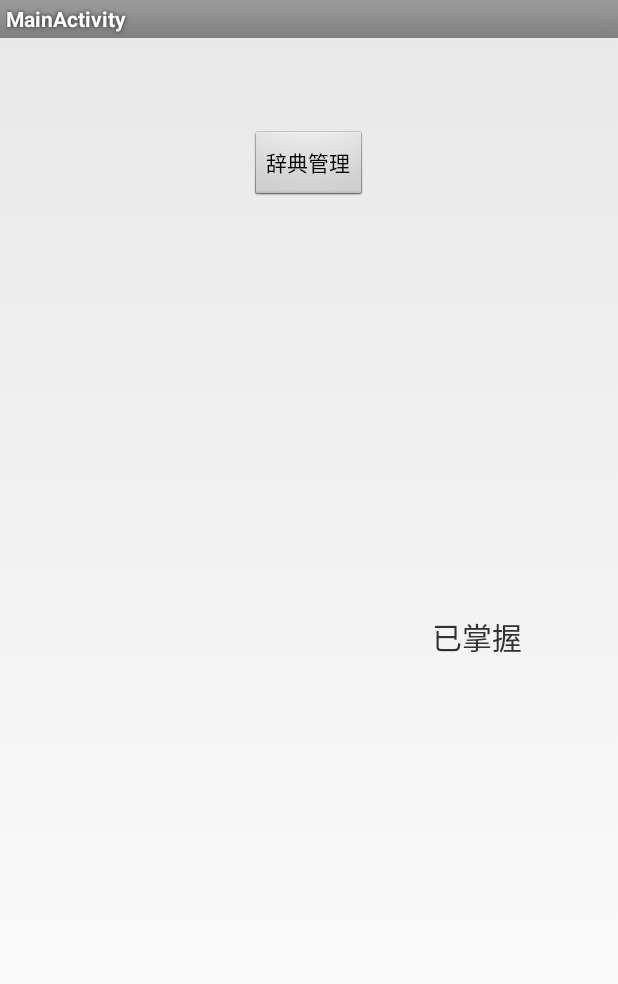
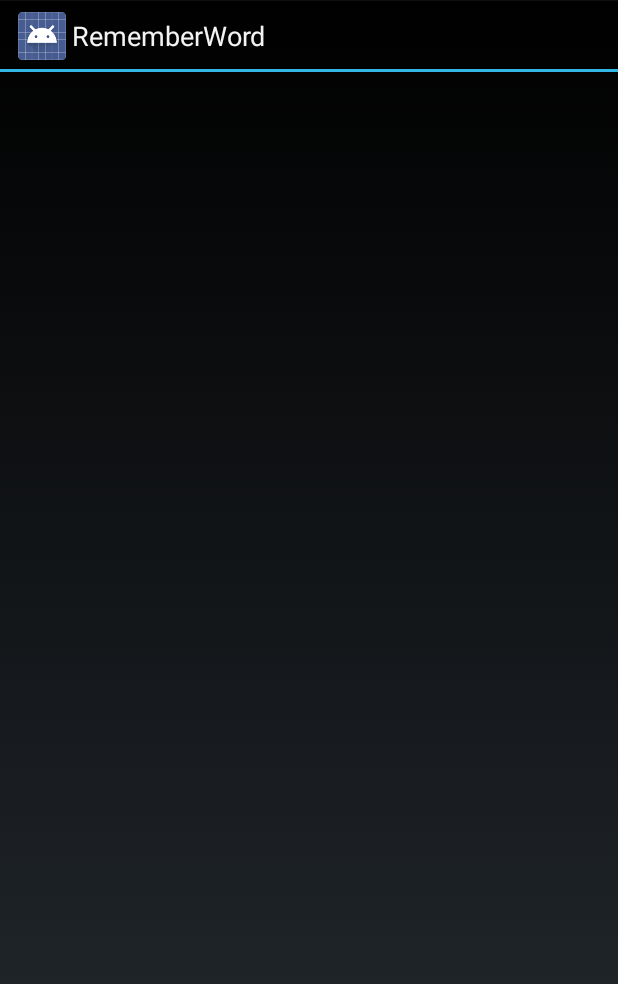
Before and after one commit to liukai0000/Remember-english-Word, an Android app: the fragment Setting_Fragment placed in its activity, on a phone screen of 412 x 824 dp. Shown: the top 984 px of the screen. Run offline under Robolectric (Android 15) with nearby library versions, the phone set to English and light mode, and no system bars; 1 statement that could not run was skipped.

Commit message:
调整页面布局

```diff
--- a/app/src/main/java/com/example/rememberword/Setting_Fragment.java
+++ b/app/src/main/java/com/example/rememberword/Setting_Fragment.java
@@ -5,6 +5,7 @@ package com.example.rememberword;
 
 import com.firstpeople.wordlearn.dictmanager.DictManagerActivity;
 
+import android.app.PendingIntent;
 import android.content.Context;
 import android.content.Intent;
 import android.os.Bundle;
@@ -33,18 +34,20 @@ public class Setting_Fragment extends Fragment{
 			Bundle savedInstanceState) {
 		// TODO Auto-generated method stub
 		View view = inflater.inflate(R.layout.setting, container, false);
-
-		Button dickManage = (Button)view.findViewById(R.id.dickManage);
-		dickManage.setOnClickListener(new OnClickListener() {
-
-			@Override
-			public void onClick(View v) {
-				// TODO Auto-generated method stub
-				Intent i = new Intent();
-				i.setClass(mContext, DictManagerActivity.class);
-				mContext.startActivity(i);
-			}
-		});
+		Intent i = new Intent();
+		i.setClass(mContext, DictManagerActivity.class);
+		mContext.startActivity(i);
+//		Button dickManage = (Button)view.findViewById(R.id.dickManage);
+//		dickManage.setOnClickListener(new OnClickListener() {
+//
+//			@Override
+//			public void onClick(View v) {
+//				// TODO Auto-generated method stub
+//				Intent i = new Intent();
+//				i.setClass(mContext, DictManagerActivity.class);
+//				mContext.startActivity(i);
+//			}
+//		});
 
 		return view;
 
--- a/app/src/main/java/com/firstpeople/wordlearn/dictmanager/DictManagerActivity.java
+++ b/app/src/main/java/com/firstpeople/wordlearn/dictmanager/DictManagerActivity.java
@@ -25,7 +25,7 @@ public class DictManagerActivity extends ListActivity {
     public void onCreate(Bundle savedInstanceState) {
         super.onCreate(savedInstanceState);
         setContentView(R.layout.activity_dictmanager);
-        this.setTitle("词库管理");
+        this.setTitle("设置");
         Log.e("aaaaaaaa", ""+Config.init().getCurrentUseTransDictName());
 
         showContent();
--- a/app/src/main/res/layout/activity_dictmanager.xml
+++ b/app/src/main/res/layout/activity_dictmanager.xml
@@ -3,8 +3,7 @@
 <RelativeLayout xmlns:android="http://schemas.android.com/apk/res/android"
 android:orientation="vertical"
 android:layout_width="fill_parent"
-android:layout_height="fill_parent"
-android:background="@drawable/dictmanager_bg">
+android:layout_height="fill_parent">
 
 
 <ListView
--- a/app/src/main/res/layout/setting.xml
+++ b/app/src/main/res/layout/setting.xml
@@ -3,23 +3,6 @@
     android:layout_width="match_parent"
     android:layout_height="match_parent" >
 
-    <TextView
-        android:id="@+id/textView1"
-        android:layout_width="wrap_content"
-        android:layout_height="wrap_content"
-        android:layout_alignParentRight="true"
-        android:layout_centerVertical="true"
-        android:layout_marginRight="64dp"
-        android:text="已掌握"
-        android:textSize="20.0dip" />
 
-    <Button
-        android:id="@+id/dickManage"
-        android:layout_width="wrap_content"
-        android:layout_height="wrap_content"
-        android:layout_alignParentTop="true"
-        android:layout_centerHorizontal="true"
-        android:layout_marginTop="61dp"
-        android:text="辞典管理" />
 
 </RelativeLayout>
--- /dev/null
+++ b/app/src/main/res/values-v14/styles.xml
@@ -0,0 +1,5 @@
+<?xml version="1.0" encoding="utf-8"?>
+<resources>
+
+    <style name="AppTheme" parent="android:Theme.Holo" />
+</resources>
--- a/app/src/main/res/values/strings.xml
+++ b/app/src/main/res/values/strings.xml
@@ -3,6 +3,6 @@
     <string name="app_name">RememberWord</string>
     <string name="hello_world">Hello world!</string>
     <string name="menu_settings">Settings</string>
-    <string name="title_activity_main">MainActivity</string>
+    <string name="title_activity_main">RememberWord</string>
 
 </resources>
--- a/app/src/main/res/values/styles.xml
+++ b/app/src/main/res/values/styles.xml
@@ -1,5 +1,5 @@
 <resources>
 
-    <style name="AppTheme" parent="android:Theme.Light" />
+    <style name="AppTheme" parent="android:Theme.DeviceDefault" />
 
 </resources>
--- a/build.gradle
+++ b/build.gradle
@@ -2,14 +2,16 @@
 buildscript {
     repositories {
         jcenter()
+        google()
     }
     dependencies {
-        classpath 'com.android.tools.build:gradle:3.0.0'
+        classpath 'com.android.tools.build:gradle:3.0.1'
     }
 }
 
 allprojects {
     repositories {
         jcenter()
+        google()
     }
 }
```
Also changed, not shown: app/src/main/java/com/firstpeople/wordlearn/util/Config.java (+32 -32 lines), app/src/main/res/drawable-hdpi/dictmanager_bg.jpg (deleted), app/src/main/res/drawable-hdpi/green.jpg (deleted), 329 other files.
